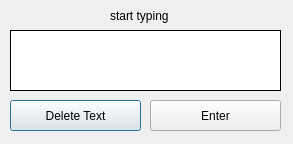
This is interfaces/fr2.ui in PotatoJedi/FaceSwitch2 as Qt 5 draws it before an edit. The edited form follows.
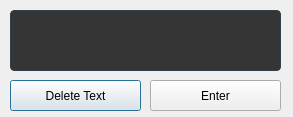
This is the edited form.

Commit message: Changed border colours and added hover over effects

```diff
--- a/interfaces/fr2.ui
+++ b/interfaces/fr2.ui
@@ -7,7 +7,7 @@
     <x>0</x>
     <y>0</y>
     <width>293</width>
-    <height>144</height>
+    <height>117</height>
    </rect>
   </property>
   <property name="focusPolicy">
@@ -16,28 +16,34 @@
   <property name="windowTitle">
    <string>Dialog</string>
   </property>
-  <widget class="QLabel" name="label">
-   <property name="geometry">
-    <rect>
-     <x>110</x>
-     <y>0</y>
-     <width>61</width>
-     <height>31</height>
-    </rect>
-   </property>
-   <property name="text">
-    <string>start typing</string>
-   </property>
-  </widget>
   <widget class="QPlainTextEdit" name="plainTextEdit">
    <property name="geometry">
     <rect>
      <x>10</x>
-     <y>30</y>
+     <y>10</y>
      <width>271</width>
      <height>61</height>
     </rect>
    </property>
+   <property name="styleSheet">
+    <string notr="true">QPlainTextEdit {
+  background-color: #353535;
+  color: #F0F0F0;
+  border-radius: 4px;
+  border: 1px solid #32414B;
+  text-align: center;
+}
+
+QPlainTextEdit:hover {
+  border: 1px solid #148CD2;
+  color: #F0F0F0;
+}
+
+QPlainTextEdit:selected {
+  background: #1464A0;
+  color: #32414B;
+}</string>
+   </property>
    <property name="frameShape">
     <enum>QFrame::Panel</enum>
    </property>
@@ -49,7 +55,7 @@
    <property name="geometry">
     <rect>
      <x>10</x>
-     <y>100</y>
+     <y>80</y>
      <width>131</width>
      <height>31</height>
     </rect>
@@ -62,7 +68,7 @@
    <property name="geometry">
     <rect>
      <x>150</x>
-     <y>100</y>
+     <y>80</y>
      <width>131</width>
      <height>31</height>
     </rect>
```
The commit also changes 6 other files.
